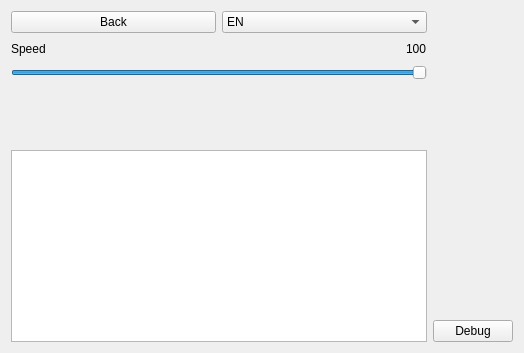
Above: src/qbert_gui/qbert_gui/ui/settings.ui from drabart/QbertSoftware before the change. Below: the same form after it.
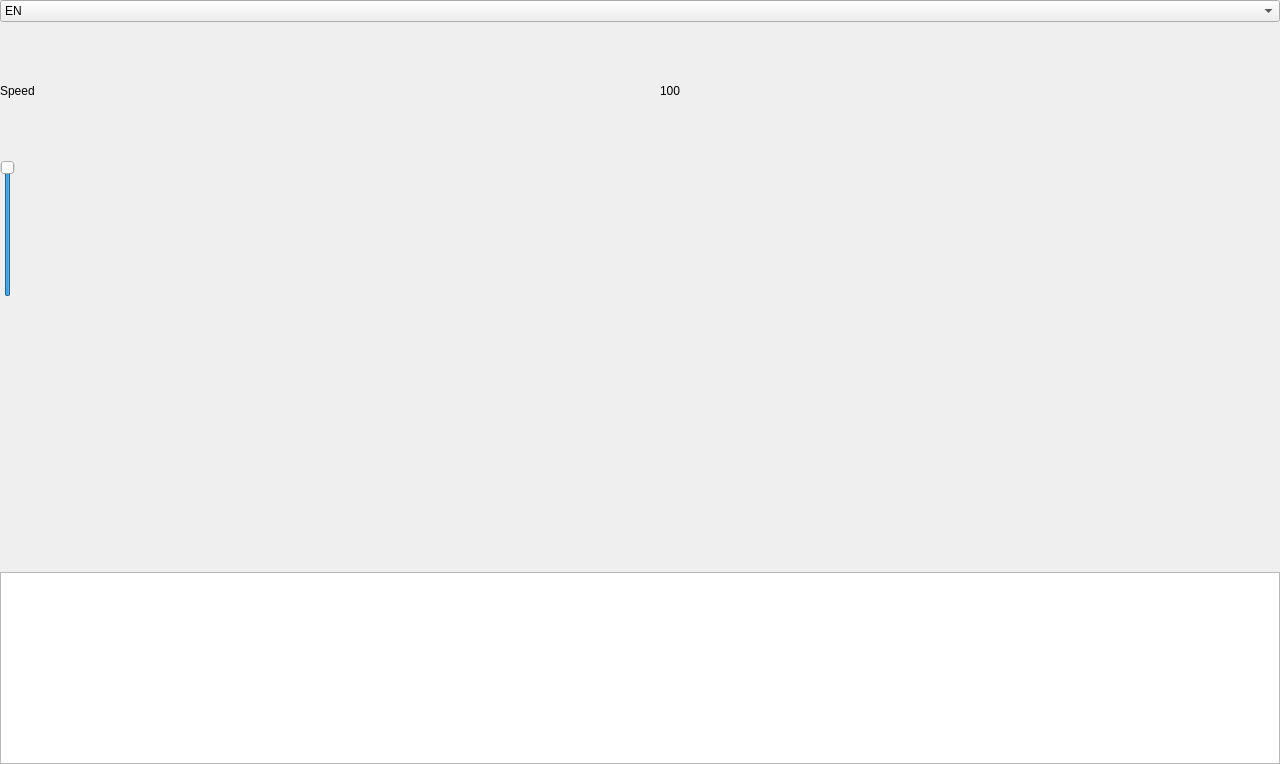
That is the form after the change.

Diff of the .ui file:
```diff
--- a/src/qbert_gui/qbert_gui/ui/settings.ui
+++ b/src/qbert_gui/qbert_gui/ui/settings.ui
@@ -6,26 +6,34 @@
    <rect>
     <x>0</x>
     <y>0</y>
-    <width>524</width>
-    <height>353</height>
+    <width>1280</width>
+    <height>764</height>
    </rect>
   </property>
-  <layout class="QVBoxLayout">
+  <layout class="QVBoxLayout" name="mainLayout">
+   <property name="spacing">
+    <number>0</number>
+   </property>
+   <property name="leftMargin">
+    <number>0</number>
+   </property>
+   <property name="topMargin">
+    <number>0</number>
+   </property>
+   <property name="rightMargin">
+    <number>0</number>
+   </property>
+   <property name="bottomMargin">
+    <number>0</number>
+   </property>
    <item>
-    <layout class="QHBoxLayout" name="horizontalLayout_2">
+    <layout class="QHBoxLayout" name="contentLayout">
      <item>
       <layout class="QVBoxLayout" name="verticalLayout_2">
        <item>
         <layout class="QHBoxLayout" name="horizontalLayout">
          <item>
-          <widget class="QPushButton" name="backButton">
-           <property name="text">
-            <string>Back</string>
-           </property>
-          </widget>
-         </item>
-         <item>
-          <widget class="QComboBox" name="languageBox">
+          <widget class="QComboBox" name="languageComboBox">
            <item>
             <property name="text">
              <string>EN</string>
@@ -53,9 +61,6 @@
            </item>
            <item>
             <spacer name="horizontalSpacer">
-             <property name="orientation">
-              <enum>Qt::Orientation::Horizontal</enum>
-             </property>
              <property name="sizeHint" stdset="0">
               <size>
                <width>40</width>
@@ -84,18 +89,12 @@
            <property name="value">
             <number>100</number>
            </property>
-           <property name="orientation">
-            <enum>Qt::Orientation::Horizontal</enum>
-           </property>
           </widget>
          </item>
         </layout>
        </item>
        <item>
         <spacer name="verticalSpacer_2">
-         <property name="orientation">
-          <enum>Qt::Orientation::Vertical</enum>
-         </property>
          <property name="sizeHint" stdset="0">
           <size>
            <width>20</width>
@@ -116,30 +115,6 @@
        </item>
       </layout>
      </item>
-     <item>
-      <layout class="QVBoxLayout" name="verticalLayout">
-       <item>
-        <spacer name="verticalSpacer">
-         <property name="orientation">
-          <enum>Qt::Orientation::Vertical</enum>
-         </property>
-         <property name="sizeHint" stdset="0">
-          <size>
-           <width>20</width>
-           <height>40</height>
-          </size>
-         </property>
-        </spacer>
-       </item>
-       <item>
-        <widget class="QPushButton" name="debugButton">
-         <property name="text">
-          <string>Debug</string>
-         </property>
-        </widget>
-       </item>
-      </layout>
-     </item>
     </layout>
    </item>
   </layout>
```
